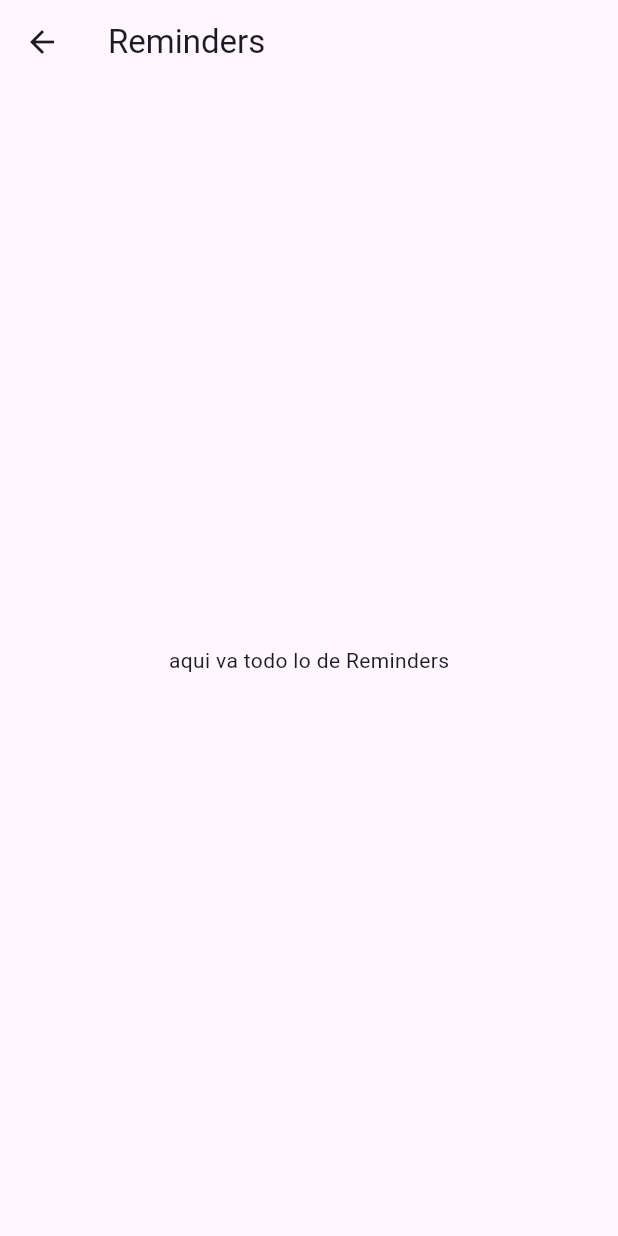
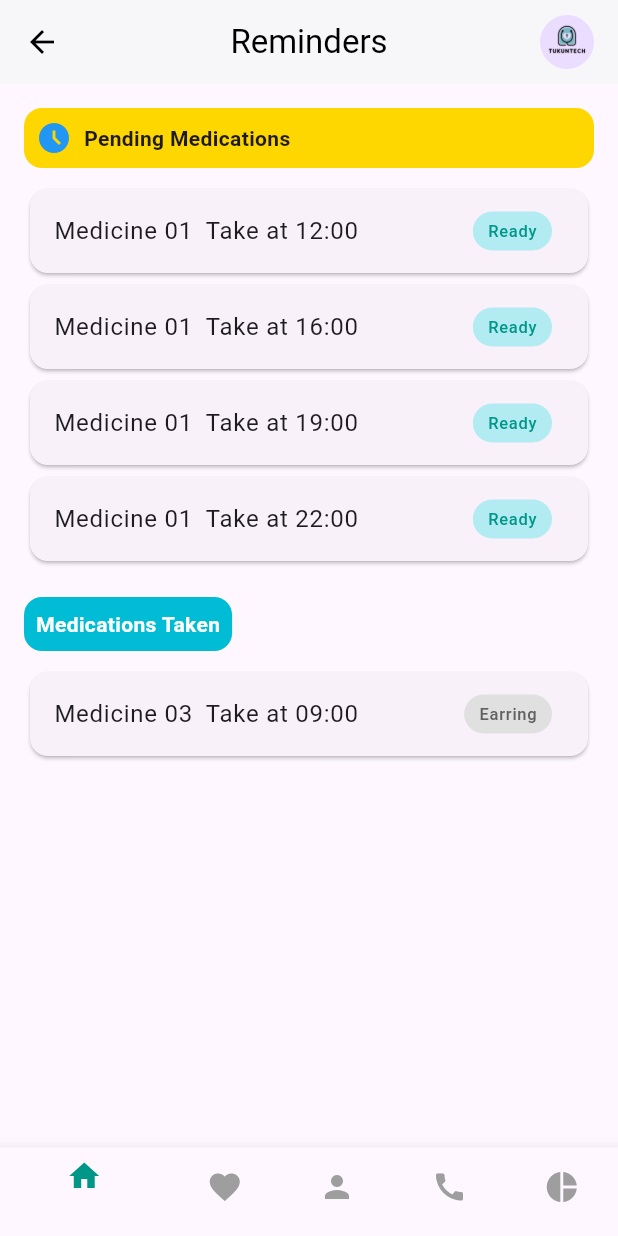
Before and after one commit to TukunTech/tukuntechClinic-flutter, a Flutter app: the RemindersPage screen opened directly, on a phone screen of 412 x 824 dp. Run offline on Flutter 3.47's test engine with Material 3 defaults, Android fonts, the phone set to English and light mode, and no system bars.

Commit message:
feat(reminders): create template layout for reminders.

```diff
--- a/lib/home/presentation/pages/reminders.dart
+++ b/lib/home/presentation/pages/reminders.dart
@@ -6,10 +6,114 @@ class RemindersPage extends StatelessWidget{
 
   @override
   Widget build(BuildContext context) {
+    final yellow = Color(0xFFFFD700);
+    final cyan = Color(0xFF00BCD4);
+
     return Scaffold(
-      appBar: AppBar(title: Text("Reminders")),
-      body: Center(child: Text("aqui va todo lo de Reminders")),
+      appBar: AppBar(
+        backgroundColor: Colors.white,
+        elevation: 1,
+        leading: IconButton(
+          onPressed: () {
+            Navigator.pop(context);
+          },
+          icon: Icon(Icons.arrow_back, color: Colors.black)
+        ),
+        title: Text("Reminders", style: TextStyle(color: Colors.black)),
+        centerTitle: true,
+        actions: [
+          Padding(
+            padding: const EdgeInsets.only(right: 16.0),
+            child: CircleAvatar(
+              backgroundImage: AssetImage('assets/logo.png'),
+              radius: 18,
+            ),
+          )
+        ],
+      ),
+      body: Padding(
+        padding: const EdgeInsets.all(16),
+        child: Column(
+          crossAxisAlignment: CrossAxisAlignment.start,
+          children: [
+            //TODO: Pending Medications API
+            Container(
+              padding: EdgeInsets.all(8),
+              decoration: BoxDecoration(
+                color: yellow,
+                borderRadius: BorderRadius.circular(12),
+              ),
+              child: Row(
+                children: [
+                  Icon(Icons.access_time_filled, color: Colors.blue),
+                  SizedBox(width: 8),
+                  Text("Pending Medications",
+                      style: TextStyle(fontWeight: FontWeight.bold)),
+                ],
+              ),
+            ),
+            SizedBox(height: 10),
+
+            //TODO: Lista de medicamentos pendientes API
+            _buildMedicationCard("Medicine 01", "12:00", "Ready"),
+            _buildMedicationCard("Medicine 01", "16:00", "Ready"),
+            _buildMedicationCard("Medicine 01", "19:00", "Ready"),
+            _buildMedicationCard("Medicine 01", "22:00", "Ready"),
+
+            SizedBox(height: 20),
+
+            //TODO: Medications Taken API
+            Container(
+              padding: EdgeInsets.all(8),
+              decoration: BoxDecoration(
+                color: cyan,
+                borderRadius: BorderRadius.circular(12),
+              ),
+              child: Text(
+                "Medications Taken",
+                style: TextStyle(
+                    fontWeight: FontWeight.bold, color: Colors.white),
+              ),
+            ),
+            SizedBox(height: 10),
+
+            _buildMedicationCard("Medicine 03", "09:00", "Earring"),
+          ],
+        ),
+      ),
+      bottomNavigationBar: BottomNavigationBar(
+        currentIndex: 0,
+        selectedItemColor: Colors.teal,
+        unselectedItemColor: Colors.grey,
+        items: const [
+          BottomNavigationBarItem(icon: Icon(Icons.home), label: ''),
+          BottomNavigationBarItem(icon: Icon(Icons.favorite), label: ''),
+          BottomNavigationBarItem(icon: Icon(Icons.person), label: ''),
+          BottomNavigationBarItem(icon: Icon(Icons.call), label: ''),
+          BottomNavigationBarItem(icon: Icon(Icons.pie_chart), label: ''),
+        ],
+      ),
     );
   }
 
+  Widget _buildMedicationCard(String name, String time, String status) {
+    final isTaken = status == "Earring";
+    final statusColor = isTaken ? Colors.grey[300] : Colors.cyan[100];
+    final textColor = isTaken ? Colors.grey[700] : Colors.teal;
+
+    return Card(
+      shape: RoundedRectangleBorder(borderRadius: BorderRadius.circular(12)),
+      child: ListTile(
+        title: Text("$name  Take at $time"),
+        trailing: Container(
+          padding: EdgeInsets.symmetric(horizontal: 10, vertical: 5),
+          decoration: BoxDecoration(
+            color: statusColor,
+            borderRadius: BorderRadius.circular(20),
+          ),
+          child: Text(status, style: TextStyle(color: textColor)),
+        ),
+      ),
+    );
+  }
 }
```
